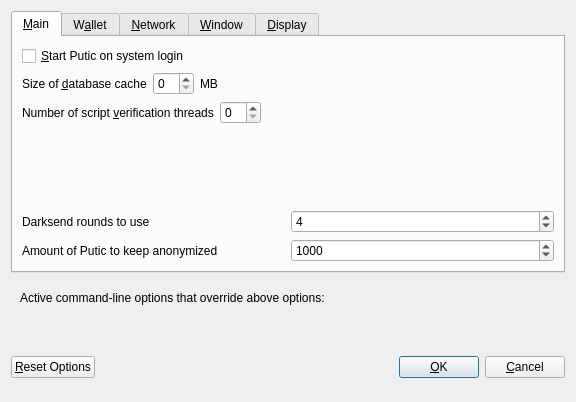
First picture: the form in src/qt/forms/optionsdialog.ui, repository ticclassic/ic, before the edit.
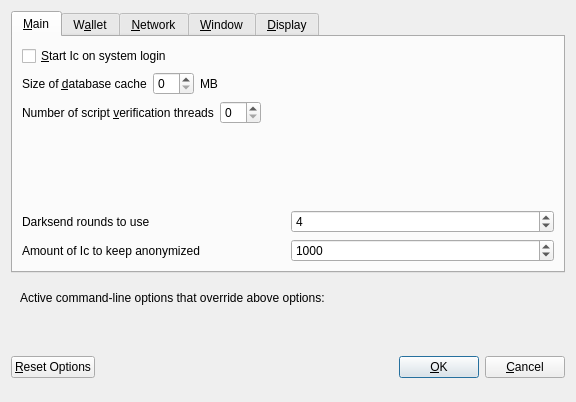
Second picture: the form after the edit. Custom widgets are drawn as their Qt base class.

Patch:
```diff
--- a/src/qt/forms/optionsdialog.ui
+++ b/src/qt/forms/optionsdialog.ui
@@ -33,7 +33,7 @@
           <string>Automatically start Putic after logging in to the system.</string>
          </property>
          <property name="text">
-          <string>&amp;Start Putic on system login</string>
+          <string>&amp;Start Ic on system login</string>
          </property>
         </widget>
        </item>
@@ -177,7 +177,7 @@
             <string notr="true"/>
            </property>
            <property name="text">
-            <string>Amount of Putic to keep anonymized</string>
+            <string>Amount of Ic to keep anonymized</string>
            </property>
           </widget>
          </item>
```
Left out of the diff: 10 changed lines with no effect on the pictures.
